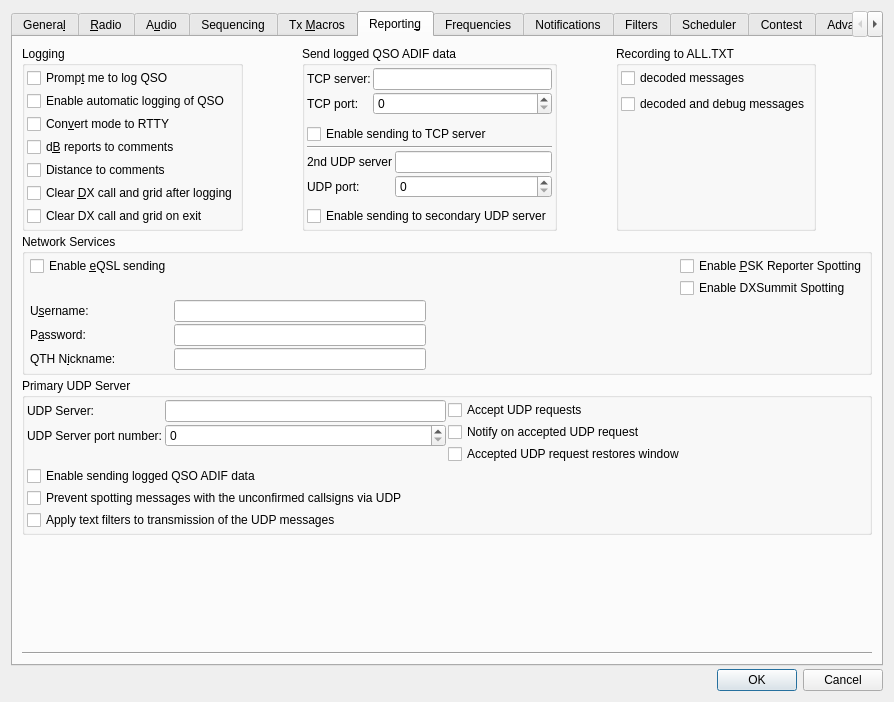
Before: the Qt Designer form Configuration.ui in ce3tsk/jtdx_contest, drawn with Qt 5.
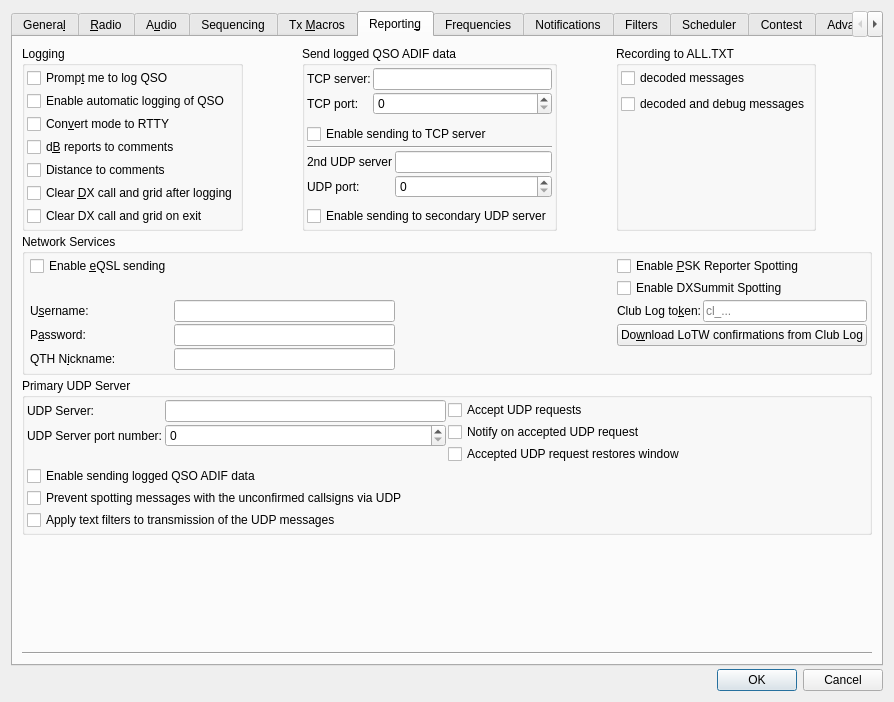
After: the same form once the commit is applied. The open tabs and pages were chosen to show the change.

Commit message: Club Log confirmations, step 1: Settings > Reporting downloads the user's LoTW confirmations from Club Log with their Club Log API token, kept in a file of its own beside the ini that only the user can read, at the start and every 12 hours, into clublog_qsl.adi in the data directory; the token's tooltip says how to create one and the button's tooltip gives Club Log's LoTW Sync steps; FileDownload sends POST requests with headers and follows no redirect for them, on Qt and WinHTTP; 17 new strings in 20 languages

```diff
--- a/Configuration.ui
+++ b/Configuration.ui
@@ -3089,6 +3089,62 @@
               </property>
              </widget>
             </item>
+            <item row="2" column="4" rowspan="3">
+             <layout class="QGridLayout" name="clublog_grid_layout">
+              <property name="spacing">
+               <number>2</number>
+              </property>
+              <item row="0" column="0">
+               <widget class="QLabel" name="clublog_token_label">
+                <property name="text">
+                 <string>Club Log to&amp;ken:</string>
+                </property>
+                <property name="buddy">
+                 <cstring>clublog_token_edit</cstring>
+                </property>
+               </widget>
+              </item>
+              <item row="0" column="1">
+               <widget class="QLineEdit" name="clublog_token_edit">
+                <property name="toolTip">
+                 <string>Your Club Log API token. To create one, log in to Club Log, go to Settings &gt; API and click the &quot;Create token&quot; button there. Copy the token, paste it into this box and press OK.
+With it the program downloads your LoTW confirmations from Club Log at the start and every 12 hours. It is kept in a file of its own that only you can read, never in the settings file.</string>
+                </property>
+                <property name="echoMode">
+                 <enum>QLineEdit::Password</enum>
+                </property>
+                <property name="placeholderText">
+                 <string notr="true">cl_...</string>
+                </property>
+               </widget>
+              </item>
+              <item row="1" column="0" colspan="2">
+               <widget class="QPushButton" name="clublog_download_push_button">
+                <property name="toolTip">
+                 <string>Download your LoTW confirmations from Club Log now; the program also does it at the start and every 12 hours.
+Club Log has only the LoTW confirmations it has fetched.
+In Club Log, under Tools &gt; LoTW Sync:
+1. Certificates: add your LoTW certificate once.
+2. Download confirmations: fetch the new ones now and then.
+To fetch the whole LoTW record once, clear &quot;Only confirmations since the last download&quot; there first.</string>
+                </property>
+                <property name="text">
+                 <string>Do&amp;wnload LoTW confirmations from Club Log</string>
+                </property>
+               </widget>
+              </item>
+              <item row="2" column="0" colspan="2">
+               <widget class="QLabel" name="clublog_status_label">
+                <property name="text">
+                 <string notr="true"/>
+                </property>
+                <property name="wordWrap">
+                 <bool>true</bool>
+                </property>
+               </widget>
+              </item>
+             </layout>
+            </item>
             <item row="4" column="0">
              <widget class="QLabel" name="eqslnick_label">
               <property name="text">
```
The commit also changes 30 other files.
